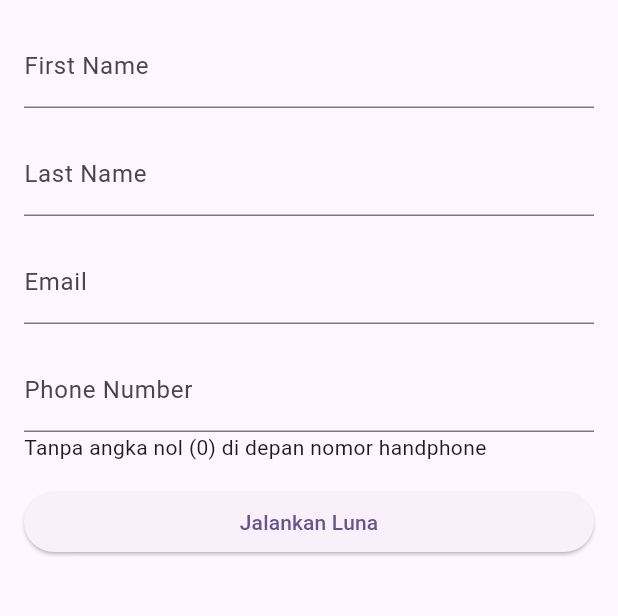
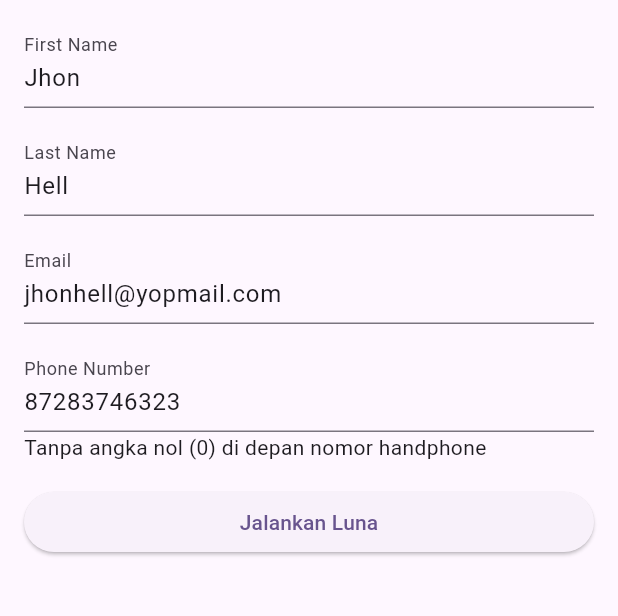
Before and after one commit to bagassfn/lunapos-demo-sdk, a Flutter app: the screen it shows after launch, on a phone screen of 412 x 824 dp, the part 84-700 px from its top. Run offline on Flutter 3.47's test engine with Material 3 defaults, Android fonts, the phone set to English and light mode, and no system bars; our stand-ins replace fluttertoast.

```diff
--- a/lib/main.dart
+++ b/lib/main.dart
@@ -70,19 +70,23 @@ class _MyHomePageState extends State<MyHomePage> {
     }
   }
 
+  // final TextEditingController _firstNameController =
+  //     TextEditingController(text: '');
+  // final TextEditingController _lastNameController =
+  //     TextEditingController(text: '');
+  // final TextEditingController _emailController =
+  //     TextEditingController(text: '');
+  // final TextEditingController _phoneController =
+  //     TextEditingController(text: '');
+
   final TextEditingController _firstNameController =
-      TextEditingController(text: '');
+      TextEditingController(text: 'Jhon');
   final TextEditingController _lastNameController =
-      TextEditingController(text: '');
+      TextEditingController(text: 'Hell');
   final TextEditingController _emailController =
-      TextEditingController(text: '');
+      TextEditingController(text: 'jhonhell@yopmail.com');
   final TextEditingController _phoneController =
-      TextEditingController(text: '');
-
-  // final TextEditingController _firstNameController = TextEditingController(text: 'Jhon');
-  // final TextEditingController _lastNameController = TextEditingController(text: 'Hell');
-  // final TextEditingController _emailController = TextEditingController(text: 'azizlunapos@gmail.com');
-  // final TextEditingController _phoneController = TextEditingController(text: '87283746323');
+      TextEditingController(text: '87283746323');
 
   @override
   Widget build(BuildContext context) {
```
Also changed, not shown: pubspec.lock, 5 other files.
